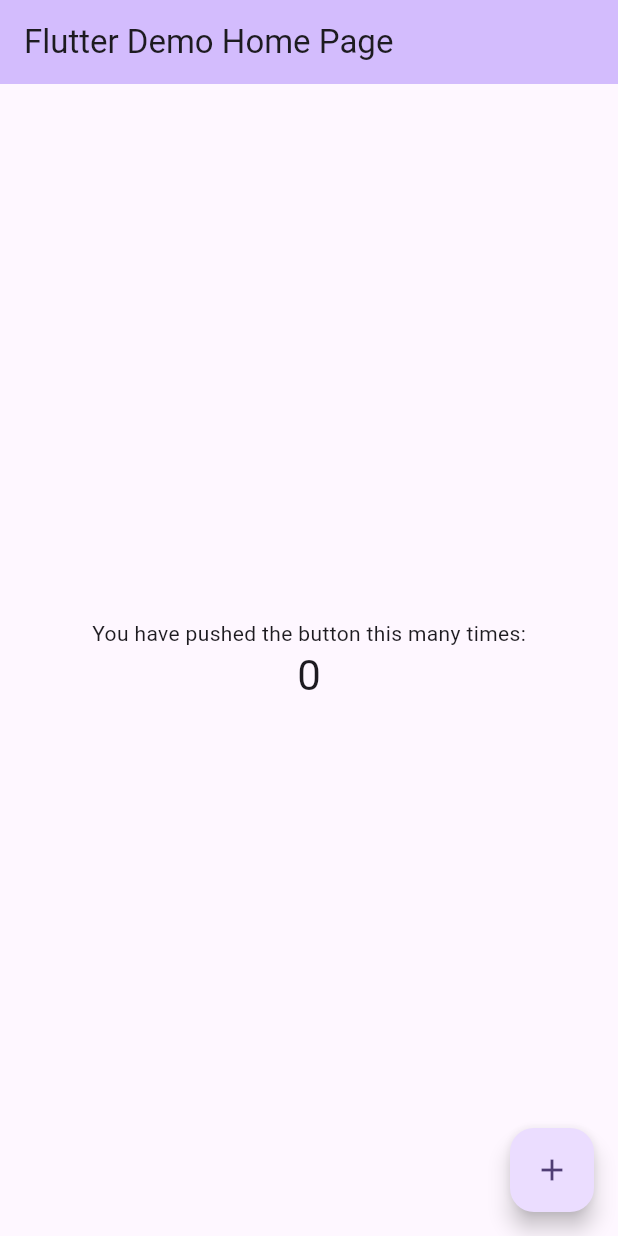
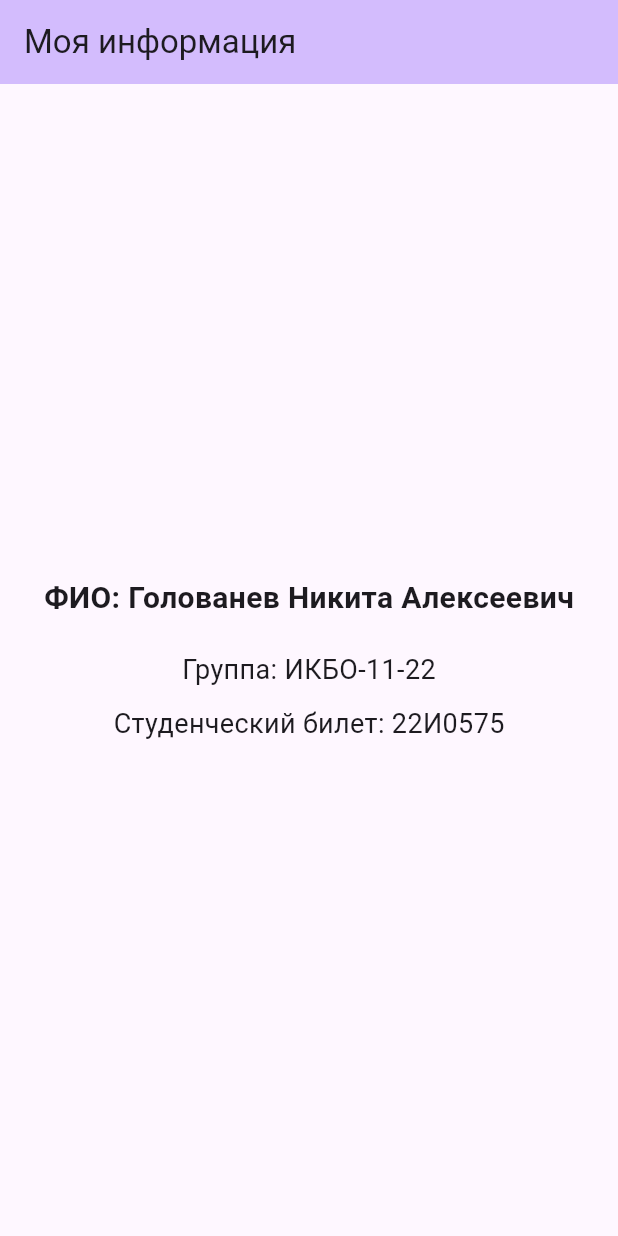
Before and after one commit to VAC2UM/flutter_projects, a Flutter app: the screen it shows after launch, on a phone screen of 412 x 824 dp. Run offline on Flutter 3.47's test engine with Material 3 defaults, Android fonts, the phone set to English and light mode, and no system bars.

Commit message:
Выполненная практика

```diff
--- a/lib/main.dart
+++ b/lib/main.dart
@@ -7,46 +7,20 @@ void main() {
 class MyApp extends StatelessWidget {
   const MyApp({super.key});
 
-  // This widget is the root of your application.
   @override
   Widget build(BuildContext context) {
     return MaterialApp(
       title: 'Flutter Demo',
       theme: ThemeData(
-        // This is the theme of your application.
-        //
-        // TRY THIS: Try running your application with "flutter run". You'll see
-        // the application has a purple toolbar. Then, without quitting the app,
-        // try changing the seedColor in the colorScheme below to Colors.green
-        // and then invoke "hot reload" (save your changes or press the "hot
-        // reload" button in a Flutter-supported IDE, or press "r" if you used
-        // the command line to start the app).
-        //
-        // Notice that the counter didn't reset back to zero; the application
-        // state is not lost during the reload. To reset the state, use hot
-        // restart instead.
-        //
-        // This works for code too, not just values: Most code changes can be
-        // tested with just a hot reload.
         colorScheme: ColorScheme.fromSeed(seedColor: Colors.deepPurple),
       ),
-      home: const MyHomePage(title: 'Flutter Demo Home Page'),
+      home: const MyHomePage(title: 'Моя информация'),
     );
   }
 }
 
 class MyHomePage extends StatefulWidget {
   const MyHomePage({super.key, required this.title});
-
-  // This widget is the home page of your application. It is stateful, meaning
-  // that it has a State object (defined below) that contains fields that affect
-  // how it looks.
-
-  // This class is the configuration for the state. It holds the values (in this
-  // case the title) provided by the parent (in this case the App widget) and
-  // used by the build method of the State. Fields in a Widget subclass are
-  // always marked "final".
-
   final String title;
 
   @override
@@ -54,69 +28,33 @@ class MyHomePage extends StatefulWidget {
 }
 
 class _MyHomePageState extends State<MyHomePage> {
-  int _counter = 0;
-
-  void _incrementCounter() {
-    setState(() {
-      // This call to setState tells the Flutter framework that something has
-      // changed in this State, which causes it to rerun the build method below
-      // so that the display can reflect the updated values. If we changed
-      // _counter without calling setState(), then the build method would not be
-      // called again, and so nothing would appear to happen.
-      _counter++;
-    });
-  }
 
   @override
   Widget build(BuildContext context) {
-    // This method is rerun every time setState is called, for instance as done
-    // by the _incrementCounter method above.
-    //
-    // The Flutter framework has been optimized to make rerunning build methods
-    // fast, so that you can just rebuild anything that needs updating rather
-    // than having to individually change instances of widgets.
     return Scaffold(
       appBar: AppBar(
-        // TRY THIS: Try changing the color here to a specific color (to
-        // Colors.amber, perhaps?) and trigger a hot reload to see the AppBar
-        // change color while the other colors stay the same.
         backgroundColor: Theme.of(context).colorScheme.inversePrimary,
-        // Here we take the value from the MyHomePage object that was created by
-        // the App.build method, and use it to set our appbar title.
         title: Text(widget.title),
       ),
       body: Center(
-        // Center is a layout widget. It takes a single child and positions it
-        // in the middle of the parent.
         child: Column(
-          // Column is also a layout widget. It takes a list of children and
-          // arranges them vertically. By default, it sizes itself to fit its
-          // children horizontally, and tries to be as tall as its parent.
-          //
-          // Column has various properties to control how it sizes itself and
-          // how it positions its children. Here we use mainAxisAlignment to
-          // center the children vertically; the main axis here is the vertical
-          // axis because Columns are vertical (the cross axis would be
-          // horizontal).
-          //
-          // TRY THIS: Invoke "debug painting" (choose the "Toggle Debug Paint"
-          // action in the IDE, or press "p" in the console), to see the
-          // wireframe for each widget.
           mainAxisAlignment: MainAxisAlignment.center,
           children: <Widget>[
-            const Text('You have pushed the button this many times:'),
-            Text(
-              '$_counter',
-              style: Theme.of(context).textTheme.headlineMedium,
+            const Text('ФИО: Голованев Никита Алексеевич', style: TextStyle(fontSize: 20, fontWeight: FontWeight.bold),
+            ),
+            const SizedBox(height: 20),
+            const Text(
+              'Группа: ИКБО-11-22',
+              style: TextStyle(fontSize: 18),
+            ),
+            const SizedBox(height: 10),
+            const Text(
+              'Студенческий билет: 22И0575',
+              style: TextStyle(fontSize: 18),
             ),
           ],
         ),
       ),
-      floatingActionButton: FloatingActionButton(
-        onPressed: _incrementCounter,
-        tooltip: 'Increment',
-        child: const Icon(Icons.add),
-      ), // This trailing comma makes auto-formatting nicer for build methods.
     );
   }
 }
```
